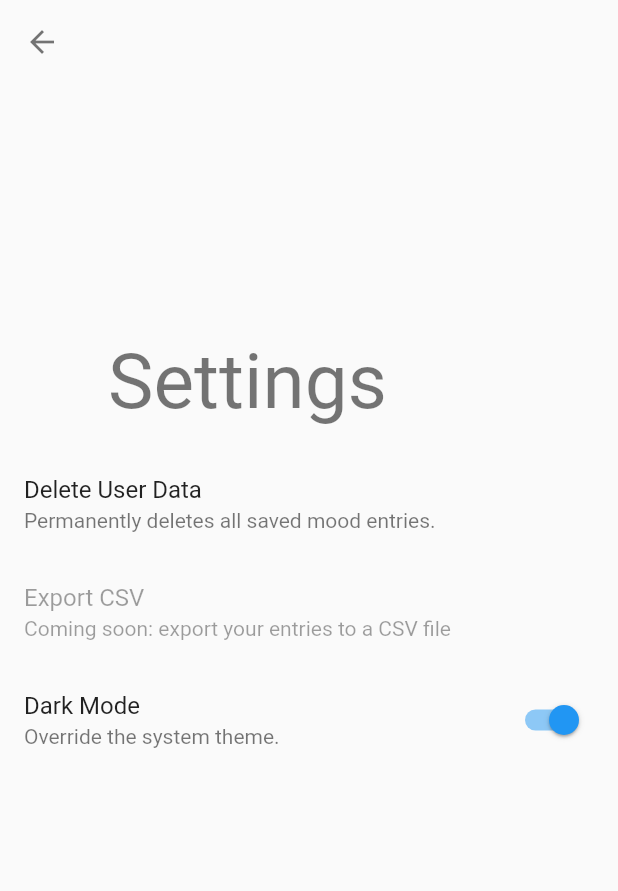
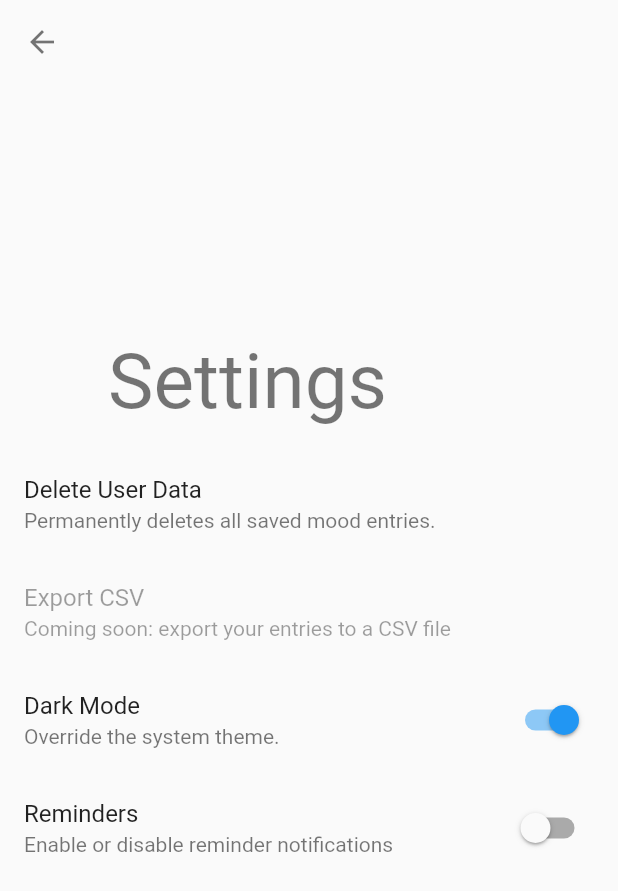
Before and after one commit to strathdeek/moody, a Flutter app: the screen it shows after launch, after a tap on the "settings" icon, on a phone screen of 412 x 824 dp. Shown: the top 891 px of the screen. Run offline on Flutter 3.47's test engine with Material 2 defaults, Android fonts, the phone set to English and light mode, and no system bars; our stand-ins replace bloc, equatable, flutter_bloc, flutter_local_notifications, hive, hive_flutter; accounts and stored records are empty; generated files the repository leaves out were written again.

Commit message:
Add cubit to manage reminder notification state

```diff
--- /dev/null
+++ b/lib/bloc/reminder/reminder_cubit.dart
@@ -0,0 +1,25 @@
+import 'package:bloc/bloc.dart';
+import 'package:equatable/equatable.dart';
+import 'package:flutter/material.dart';
+import 'package:moody/data/notifications.dart';
+import 'package:moody/data/repositories/preferences_repository.dart';
+
+part 'reminder_state.dart';
+
+class ReminderCubit extends Cubit<ReminderState> {
+  final PreferencesRepository _preferencesRepository;
+  ReminderCubit(this._preferencesRepository)
+      : super(_preferencesRepository.remindersEnabled
+            ? ReminderEnabled()
+            : ReminderDisabled());
+
+  void setRemindersEnabled(bool enabled, BuildContext context) {
+    _preferencesRepository.setReminderEnabled(enabled);
+    if (enabled) {
+      scheduleDailyNotifications(context);
+    } else {
+      cancelAllNotifications();
+    }
+    emit(enabled ? ReminderEnabled() : ReminderDisabled());
+  }
+}
--- /dev/null
+++ b/lib/bloc/reminder/reminder_state.dart
@@ -0,0 +1,12 @@
+part of 'reminder_cubit.dart';
+
+abstract class ReminderState extends Equatable {
+  const ReminderState();
+
+  @override
+  List<Object> get props => [];
+}
+
+class ReminderDisabled extends ReminderState {}
+
+class ReminderEnabled extends ReminderState {}
--- a/lib/data/constants/hive.dart
+++ b/lib/data/constants/hive.dart
@@ -1,3 +1,5 @@
 const String MoodBoxKey = 'mood';
 const String UserBoxKey = 'user';
 const String UserKey = 'userKey';
+const String PreferencesBoxKey = 'preferences';
+const String RemindersEnabledKey = 'remindersEnabled';
--- a/lib/data/notifications.dart
+++ b/lib/data/notifications.dart
@@ -3,23 +3,28 @@ import 'package:flutter_local_notifications/flutter_local_notifications.dart';
 import 'package:moody/generated/l10n.dart';
 
 bool notificationsScheduled = false;
+final FlutterLocalNotificationsPlugin _flutterLocalNotificationsPlugin =
+    FlutterLocalNotificationsPlugin();
 
 Future<void> initializeNotifications(BuildContext context) async {
   if (notificationsScheduled) {
     return;
   }
 
-  var flutterLocalNotificationsPlugin = FlutterLocalNotificationsPlugin();
   const initializationSettingsAndroid =
       AndroidInitializationSettings('@mipmap/ic_launcher');
   final initializationSettingsIOS = IOSInitializationSettings();
   final initializationSettings = InitializationSettings(
       android: initializationSettingsAndroid, iOS: initializationSettingsIOS);
-  await flutterLocalNotificationsPlugin.initialize(
+  await _flutterLocalNotificationsPlugin.initialize(
     initializationSettings,
   );
 
-  await flutterLocalNotificationsPlugin.periodicallyShow(
+  await scheduleDailyNotifications(context);
+}
+
+Future<void> scheduleDailyNotifications(BuildContext context) async {
+  await _flutterLocalNotificationsPlugin.periodicallyShow(
     0,
     S.of(context).notificationTitle,
     S.of(context).notificationDescription,
@@ -31,3 +36,8 @@ Future<void> initializeNotifications(BuildContext context) async {
   );
   notificationsScheduled = true;
 }
+
+void cancelAllNotifications() {
+  _flutterLocalNotificationsPlugin.cancelAll();
+  notificationsScheduled = false;
+}
--- a/lib/data/providers/hive.dart
+++ b/lib/data/providers/hive.dart
@@ -10,4 +10,5 @@ Future<void> initializeHiveDatabase() async {
   Hive.registerAdapter(UserAdapter());
   await Hive.openBox<Mood>(MoodBoxKey);
   await Hive.openBox<User>(UserBoxKey);
+  await Hive.openBox<bool>(PreferencesBoxKey);
 }
--- /dev/null
+++ b/lib/data/repositories/preferences_repository.dart
@@ -0,0 +1,13 @@
+import 'package:moody/data/providers/preferences_provider.dart';
+
+class PreferencesRepository {
+  final PreferencesProvider _preferencesProvider;
+
+  PreferencesRepository(this._preferencesProvider);
+
+  bool get remindersEnabled => _preferencesProvider.remindersEnabled;
+
+  void setReminderEnabled(bool remindersEnabled) {
+    _preferencesProvider.setRemindersEnabled(remindersEnabled);
+  }
+}
--- a/lib/l10n/intl_de.arb
+++ b/lib/l10n/intl_de.arb
@@ -15,5 +15,7 @@
     "pageProfileCreateButton": "Profil erstellen",
     "pageProfileSaveButton": "Profil speichern",
     "notificationTitle": "Wie geht's?",
-    "notificationDescription": "Haben Sie heute schon Ihre Stimmung aufgenommen?"
+    "notificationDescription": "Haben Sie heute schon Ihre Stimmung aufgenommen?",
+    "pageSettingsRemindersToggleLabel" : "Erinnerungen",
+    "pageSettingsRemindersToggleDescription" : "Aktivieren oder Deaktivieren von Erinnerungsbenachrichtigungen"
 }
--- a/lib/l10n/intl_en.arb
+++ b/lib/l10n/intl_en.arb
@@ -15,5 +15,7 @@
     "pageProfileCreateButton": "Create profile",
     "pageProfileSaveButton": "Save profile",
     "notificationTitle": "How are you?",
-    "notificationDescription": "Have you recorded your mood yet today?"
+    "notificationDescription": "Have you recorded your mood yet today?",
+    "pageSettingsRemindersToggleLabel" : "Reminders",
+    "pageSettingsRemindersToggleDescription" : "Enable or disable reminder notifications"
 }
--- a/lib/main.dart
+++ b/lib/main.dart
@@ -3,11 +3,14 @@ import 'package:flutter_bloc/flutter_bloc.dart';
 import 'package:flutter_localizations/flutter_localizations.dart';
 import 'package:moody/bloc/mood/mood_bloc.dart';
 import 'package:moody/bloc/navigation/navigation_cubit.dart';
+import 'package:moody/bloc/reminder/reminder_cubit.dart';
 import 'package:moody/bloc/user/user_bloc.dart';
 import 'package:moody/data/providers/hive.dart';
 import 'package:moody/data/providers/mood_provider.dart';
+import 'package:moody/data/providers/preferences_provider.dart';
 import 'package:moody/data/providers/user_provider.dart';
 import 'package:moody/data/repositories/mood_repository.dart';
+import 'package:moody/data/repositories/preferences_repository.dart';
 import 'package:moody/data/repositories/user_repository.dart';
 import 'package:moody/views/screens/router.dart';
 import 'generated/l10n.dart';
@@ -21,6 +24,9 @@ void main() async {
   var userProvider = UserProvider();
   var userRepository = UserRepository(userProvider);
 
+  var preferencesProvider = PreferencesProvider();
+  var preferencesRepository = PreferencesRepository(preferencesProvider);
+
   runApp(MultiBlocProvider(providers: [
     BlocProvider(
       create: (context) => MoodBloc(moodRepository)..add(AppStart()),
@@ -30,7 +36,8 @@ void main() async {
     ),
     BlocProvider(
       create: (context) => NavigationCubit(),
-    )
+    ),
+    BlocProvider(create: (context) => ReminderCubit(preferencesRepository)),
   ], child: MyApp()));
 }
 
--- a/lib/views/screens/settings_page.dart
+++ b/lib/views/screens/settings_page.dart
@@ -1,4 +1,6 @@
 import 'package:flutter/material.dart';
+import 'package:flutter_bloc/flutter_bloc.dart';
+import 'package:moody/bloc/reminder/reminder_cubit.dart';
 import 'package:moody/generated/l10n.dart';
 
 class SettingsPage extends StatelessWidget {
@@ -48,6 +50,23 @@ class SettingsPage extends StatelessWidget {
                   value: true,
                   onChanged: (bool value) {},
                 ),
+                BlocBuilder<ReminderCubit, ReminderState>(
+                  builder: (context, state) {
+                    return SwitchListTile(
+                      title:
+                          Text(S.of(context).pageSettingsRemindersToggleLabel),
+                      subtitle: Text(
+                          S.of(context).pageSettingsRemindersToggleDescription),
+                      // to be changed in DarkMode ticket.
+                      value: state is ReminderEnabled,
+                      onChanged: (bool value) {
+                        context
+                            .read<ReminderCubit>()
+                            .setRemindersEnabled(value, context);
+                      },
+                    );
+                  },
+                )
               ],
             ),
           ),
--- a/pubspec.yaml
+++ b/pubspec.yaml
@@ -30,7 +30,6 @@ dependencies:
   equatable: ^2.0.0
   flutter_bloc: ^7.0.0
   flutter_local_notifications: ^5.0.0+3
-  flutter_native_timezone: ^1.0.10
   hive: ^2.0.4
   hive_flutter: ^1.0.0
   intl: ^0.17.0
```
Also changed, not shown: lib/data/providers/preferences_provider.dart (added, +14 -0 lines), lib/generated/intl/messages_de.dart, lib/generated/intl/messages_en.dart, lib/generated/l10n.dart, pubspec.lock.
